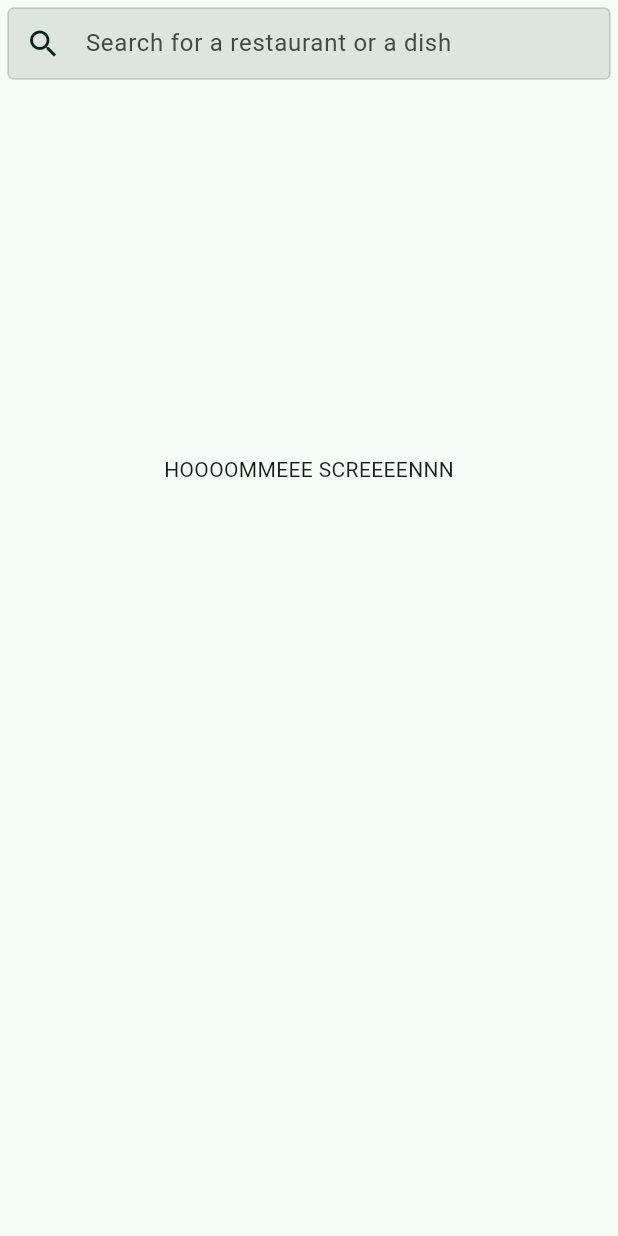
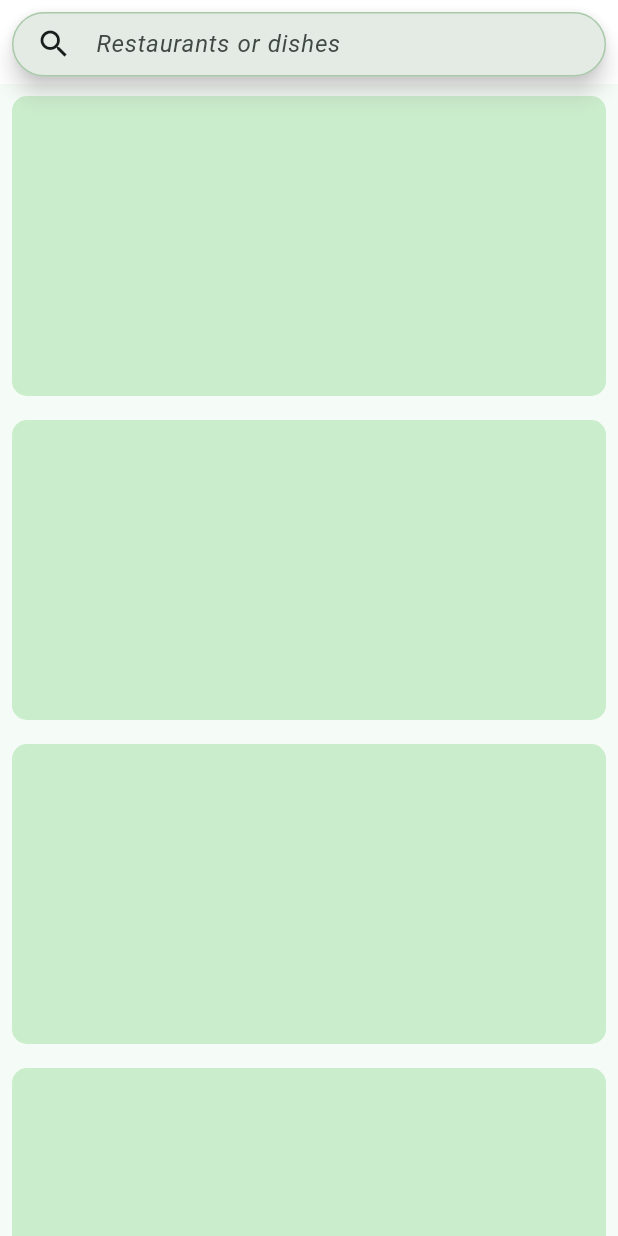
Before and after one commit to Prerak-J/JLDSSS_Customer_App, a Flutter app: the DeliveryScreen widget shown alone on an empty page, opened directly, on a phone screen of 412 x 824 dp. Run offline on Flutter 3.47's test engine with Material 3 defaults, Android fonts, the phone set to English and light mode, and no system bars; our stand-ins replace cloud_firestore, firebase_auth, firebase_core; accounts and stored records are empty.

Commit message:
Seventh Commit

```diff
--- a/lib/pages/delivery_page.dart
+++ b/lib/pages/delivery_page.dart
@@ -1,5 +1,4 @@
 import 'package:customer_app/utils/colors.dart';
-import 'package:customer_app/widgets/text_field_input.dart';
 import 'package:flutter/material.dart';
 
 class DeliveryScreen extends StatefulWidget {
@@ -19,23 +18,59 @@ class _DeliveryScreenState extends State<DeliveryScreen> {
 
   @override
   Widget build(BuildContext context) {
-    return Container(
-      padding: const EdgeInsets.symmetric(horizontal: 5, vertical: 5),
-      child: Column(
-        children: [
-          TextFieldInput(
-            icon: const Icon(
-              Icons.search,
-              color: appBarGreen,
+    return CustomScrollView(
+      slivers: [
+        SliverAppBar(
+          backgroundColor: Colors.white,
+          automaticallyImplyLeading: false,
+          pinned: true,
+          // bottom: const PreferredSize(
+          //   preferredSize: Size.fromHeight(-10),
+          //   child: SizedBox(),
+          // ),
+          flexibleSpace: Padding(
+            padding: const EdgeInsets.fromLTRB(8, 8, 8, 5),
+            child: SearchBar(
+              padding: const MaterialStatePropertyAll(
+                EdgeInsets.symmetric(
+                  horizontal: 16,
+                ),
+              ),
+              leading: const Icon(Icons.search),
+              hintText: 'Restaurants or dishes',
+              hintStyle: const MaterialStatePropertyAll(
+                TextStyle(fontStyle: FontStyle.italic, wordSpacing: 0.5),
+              ),
+              constraints: const BoxConstraints(minHeight: 100),
+              controller: _searchController,
+              shadowColor: const MaterialStatePropertyAll(lightGrey),
+              side: MaterialStatePropertyAll(
+                BorderSide(
+                  color: parrotGreen.withOpacity(0.3),
+                ),
+              ),
             ),
-            textEditingController: _searchController,
-            hintText: 'Search for a restaurant or a dish',
-            textInputType: TextInputType.text,
           ),
-          const SizedBox(height: 250,),
-          const Center(child: Text('HOOOOMMEEE SCREEEENNN'),),
-        ],
-      ),
+        ),
+        SliverList(
+          delegate: SliverChildBuilderDelegate(
+            (context, index) {
+              return Padding(
+                padding: const EdgeInsets.symmetric(horizontal: 8, vertical: 8),
+                child: Container(
+                  decoration: BoxDecoration(
+                    borderRadius: BorderRadius.circular(10),
+                    color: lightGreen,
+                  ),
+                  height: 200,
+                  width: MediaQuery.of(context).size.width,
+                ),
+              );
+            },
+            childCount: 20,
+          ),
+        )
+      ],
     );
   }
 }
--- a/lib/pages/home_page.dart
+++ b/lib/pages/home_page.dart
@@ -47,7 +47,7 @@ class _HomeScreenState extends State<HomeScreen> {
       appBar: AppBar(
         elevation: 7,
         shadowColor: appBarGreen,
-        backgroundColor: appBarGreen,
+        backgroundColor: appBarGreen.withOpacity(0.96),
         automaticallyImplyLeading: false,
         title: const Row(
           children: [
--- a/lib/pages/profile_page.dart
+++ b/lib/pages/profile_page.dart
@@ -57,6 +57,7 @@ class _ProfileScreenState extends State<ProfileScreen> {
   }
 
   void logoutUser() async {
+    Navigator.pop(context);
     String res = await AuthMethods().logoutUser();
 
     if (context.mounted) {
--- a/lib/widgets/text_field_input.dart
+++ b/lib/widgets/text_field_input.dart
@@ -6,6 +6,7 @@ class TextFieldInput extends StatelessWidget {
   final String hintText;
   final TextInputType textInputType;
   final Icon icon;
+  final int? maxLength;
   const TextFieldInput({
     super.key,
     required this.textEditingController,
@@ -13,6 +14,7 @@ class TextFieldInput extends StatelessWidget {
     this.isPass = false,
     required this.textInputType,
     this.icon = const Icon(Icons.text_snippet_outlined),
+    this.maxLength,
   });
 
   @override
@@ -22,6 +24,7 @@ class TextFieldInput extends StatelessWidget {
       color: Colors.white10,
       child: TextField(
         controller: textEditingController,
+        maxLength: maxLength,
         decoration: InputDecoration(
           prefixIcon: icon,
           // iconColor: Colors.grey,
```
Also changed, not shown: lib/pages/settings_page.dart (+80 -10 lines), lib/resources/auth_methods.dart (+21 -5 lines), lib/screens/otp_screen.dart (added, +214 -0 lines).
